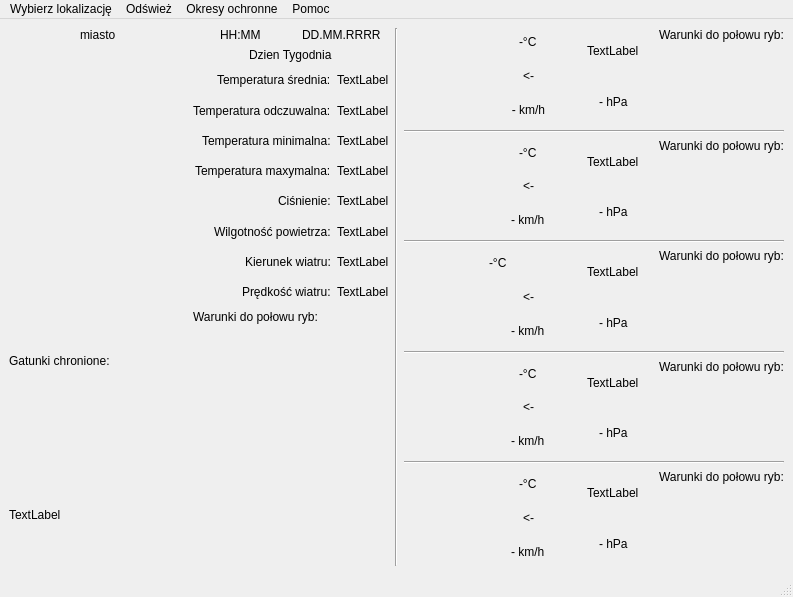
The window that Pogoda_dla_wedkarzy/glowneokno.ui (WojtekG98/Pogoda_dla_wedkarzy) describes before a commit, drawn with Qt 5.
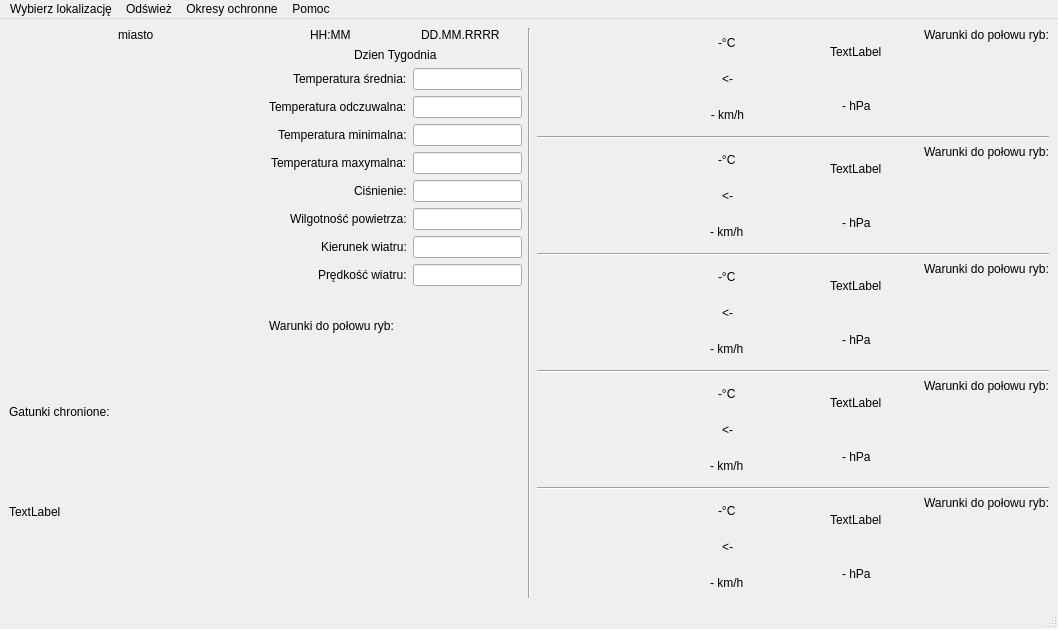
The same window after the commit. Icons and pictures are not drawn.

Diff of the .ui file:
```diff
--- a/Pogoda_dla_wedkarzy/glowneokno.ui
+++ b/Pogoda_dla_wedkarzy/glowneokno.ui
@@ -6,8 +6,8 @@
    <rect>
     <x>0</x>
     <y>0</y>
-    <width>793</width>
-    <height>597</height>
+    <width>1058</width>
+    <height>629</height>
    </rect>
   </property>
   <property name="windowTitle">
@@ -20,7 +20,7 @@
       <item>
        <layout class="QHBoxLayout" name="horizontalLayout_3" stretch="1,1">
         <item>
-         <layout class="QVBoxLayout" name="verticalLayout_3">
+         <layout class="QVBoxLayout" name="verticalLayout_3" stretch="0,1,1,0,1">
           <item alignment="Qt::AlignHCenter|Qt::AlignTop">
            <widget class="QLabel" name="nazwa_miasta">
             <property name="text">
@@ -62,7 +62,7 @@
          </layout>
         </item>
         <item>
-         <layout class="QVBoxLayout" name="verticalLayout_5" stretch="0,0,1,0,1">
+         <layout class="QVBoxLayout" name="verticalLayout_5" stretch="0,0,1,0,0,1">
           <item>
            <layout class="QHBoxLayout" name="horizontalLayout_10">
             <item alignment="Qt::AlignHCenter">
@@ -89,21 +89,68 @@
            </widget>
           </item>
           <item>
-           <layout class="QHBoxLayout" name="horizontalLayout">
-            <item>
-             <spacer name="horizontalSpacer_2">
-              <property name="orientation">
-               <enum>Qt::Horizontal</enum>
-              </property>
-              <property name="sizeHint" stdset="0">
-               <size>
-                <width>40</width>
-                <height>20</height>
-               </size>
-              </property>
-             </spacer>
+           <layout class="QFormLayout" name="formLayout_2">
+            <item row="0" column="1">
+             <layout class="QVBoxLayout" name="dane_pogodowe_teraz">
+              <item>
+               <widget class="QLineEdit" name="temperatura_srednia">
+                <property name="readOnly">
+                 <bool>true</bool>
+                </property>
+               </widget>
+              </item>
+              <item>
+               <widget class="QLineEdit" name="temperatura_odczuwalna">
+                <property name="readOnly">
+                 <bool>true</bool>
+                </property>
+               </widget>
+              </item>
+              <item>
+               <widget class="QLineEdit" name="temperatura_minimalna">
+                <property name="readOnly">
+                 <bool>true</bool>
+                </property>
+               </widget>
+              </item>
+              <item>
+               <widget class="QLineEdit" name="temperatura_maxymalna">
+                <property name="readOnly">
+                 <bool>true</bool>
+                </property>
+               </widget>
+              </item>
+              <item>
+               <widget class="QLineEdit" name="cisnienie">
+                <property name="readOnly">
+                 <bool>true</bool>
+                </property>
+               </widget>
+              </item>
+              <item>
+               <widget class="QLineEdit" name="wilgotnosc_powietrza">
+                <property name="readOnly">
+                 <bool>true</bool>
+                </property>
+               </widget>
+              </item>
+              <item>
+               <widget class="QLineEdit" name="kierunek_wiatru">
+                <property name="readOnly">
+                 <bool>true</bool>
+                </property>
+               </widget>
+              </item>
+              <item>
+               <widget class="QLineEdit" name="predkosc_wiatru">
+                <property name="readOnly">
+                 <bool>true</bool>
+                </property>
+               </widget>
+              </item>
+             </layout>
             </item>
-            <item>
+            <item row="0" column="0">
              <layout class="QVBoxLayout" name="dane_pogodowe_teraz_txt">
               <item alignment="Qt::AlignRight">
                <widget class="QLabel" name="temperatura_srednia_txt">
@@ -163,79 +210,6 @@
               </item>
              </layout>
             </item>
-            <item>
-             <layout class="QVBoxLayout" name="dane_pogodowe_teraz">
-              <item alignment="Qt::AlignRight">
-               <widget class="QLabel" name="temperatura_srednia">
-                <property name="text">
-                 <string>TextLabel</string>
-                </property>
-               </widget>
-              </item>
-              <item alignment="Qt::AlignRight">
-               <widget class="QLabel" name="temperatura_odczuwalna">
-                <property name="text">
-                 <string>TextLabel</string>
-                </property>
-               </widget>
-              </item>
-              <item alignment="Qt::AlignRight">
-               <widget class="QLabel" name="temperatura_minimalna">
-                <property name="text">
-                 <string>TextLabel</string>
-                </property>
-               </widget>
-              </item>
-              <item alignment="Qt::AlignRight">
-               <widget class="QLabel" name="temperatura_maxymalna">
-                <property name="text">
-                 <string>TextLabel</string>
-                </property>
-               </widget>
-              </item>
-              <item alignment="Qt::AlignRight">
-               <widget class="QLabel" name="cisnienie">
-                <property name="text">
-                 <string>TextLabel</string>
-                </property>
-               </widget>
-              </item>
-              <item alignment="Qt::AlignRight">
-               <widget class="QLabel" name="wilgotnosc_powietrza">
-                <property name="text">
-                 <string>TextLabel</string>
-                </property>
-               </widget>
-              </item>
-              <item alignment="Qt::AlignRight">
-               <widget class="QLabel" name="kierunek_wiatru">
-                <property name="text">
-                 <string>TextLabel</string>
-                </property>
-               </widget>
-              </item>
-              <item alignment="Qt::AlignRight">
-               <widget class="QLabel" name="predkosc_wiatru">
-                <property name="text">
-                 <string>TextLabel</string>
-                </property>
-               </widget>
-              </item>
-             </layout>
-            </item>
-            <item>
-             <spacer name="horizontalSpacer">
-              <property name="orientation">
-               <enum>Qt::Horizontal</enum>
-              </property>
-              <property name="sizeHint" stdset="0">
-               <size>
-                <width>40</width>
-                <height>20</height>
-               </size>
-              </property>
-             </spacer>
-            </item>
            </layout>
           </item>
           <item>
@@ -253,44 +227,119 @@
           </item>
           <item>
            <layout class="QHBoxLayout" name="horizontalLayout_2">
-            <item alignment="Qt::AlignTop">
+            <item>
              <widget class="QLabel" name="rybka1">
+              <property name="sizePolicy">
+               <sizepolicy hsizetype="MinimumExpanding" vsizetype="MinimumExpanding">
+                <horstretch>0</horstretch>
+                <verstretch>0</verstretch>
+               </sizepolicy>
+              </property>
               <property name="text">
-               <string>&lt;html&gt;&lt;head/&gt;&lt;body&gt;&lt;p&gt;&lt;img src=&quot;:/ikony_openweather/ikony/ryba_pusta.png&quot;;  height=&quot;50&quot;  width=&quot;86&quot;/&gt;&lt;/p&gt;&lt;/body&gt;&lt;/html&gt;</string>
+               <string/>
+              </property>
+              <property name="scaledContents">
+               <bool>false</bool>
+              </property>
+              <property name="alignment">
+               <set>Qt::AlignJustify|Qt::AlignTop</set>
+              </property>
+              <property name="wordWrap">
+               <bool>false</bool>
               </property>
              </widget>
             </item>
             <item alignment="Qt::AlignTop">
              <widget class="QLabel" name="rybka2">
+              <property name="sizePolicy">
+               <sizepolicy hsizetype="MinimumExpanding" vsizetype="MinimumExpanding">
+                <horstretch>0</horstretch>
+                <verstretch>0</verstretch>
+               </sizepolicy>
+              </property>
               <property name="text">
-               <string>&lt;html&gt;&lt;head/&gt;&lt;body&gt;&lt;p&gt;&lt;img src=&quot;:/ikony_openweather/ikony/ryba_pusta.png&quot;;  height=&quot;50&quot;  width=&quot;86&quot;/&gt;&lt;/p&gt;&lt;/body&gt;&lt;/html&gt;
-</string>
+               <string/>
+              </property>
+              <property name="scaledContents">
+               <bool>false</bool>
+              </property>
+              <property name="alignment">
+               <set>Qt::AlignJustify|Qt::AlignTop</set>
               </property>
              </widget>
             </item>
             <item alignment="Qt::AlignTop">
              <widget class="QLabel" name="rybka3">
+              <property name="sizePolicy">
+               <sizepolicy hsizetype="MinimumExpanding" vsizetype="MinimumExpanding">
+                <horstretch>0</horstretch>
+                <verstretch>0</verstretch>
+               </sizepolicy>
+              </property>
               <property name="text">
-               <string>&lt;html&gt;&lt;head/&gt;&lt;body&gt;&lt;p&gt;&lt;img src=&quot;:/ikony_openweather/ikony/ryba_pusta.png&quot;;  height=&quot;50&quot;  width=&quot;86&quot;/&gt;&lt;/p&gt;&lt;/body&gt;&lt;/html&gt;</string>
+               <string/>
+              </property>
+              <property name="scaledContents">
+               <bool>false</bool>
+              </property>
+              <property name="alignment">
+               <set>Qt::AlignJustify|Qt::AlignTop</set>
               </property>
              </widget>
             </item>
             <item alignment="Qt::AlignTop">
              <widget class="QLabel" name="rybka4">
+              <property name="sizePolicy">
+               <sizepolicy hsizetype="MinimumExpanding" vsizetype="MinimumExpanding">
+                <horstretch>0</horstretch>
+                <verstretch>0</verstretch>
+               </sizepolicy>
+              </property>
               <property name="text">
-               <string>&lt;html&gt;&lt;head/&gt;&lt;body&gt;&lt;p&gt;&lt;img src=&quot;:/ikony_openweather/ikony/ryba_pusta.png&quot;;  height=&quot;50&quot;  width=&quot;86&quot;/&gt;&lt;/p&gt;&lt;/body&gt;&lt;/html&gt;</string>
+               <string/>
+              </property>
+              <property name="scaledContents">
+               <bool>false</bool>
+              </property>
+              <property name="alignment">
+               <set>Qt::AlignJustify|Qt::AlignTop</set>
               </property>
              </widget>
             </item>
             <item alignment="Qt::AlignTop">
              <widget class="QLabel" name="rybka5">
+              <property name="sizePolicy">
+               <sizepolicy hsizetype="MinimumExpanding" vsizetype="MinimumExpanding">
+                <horstretch>0</horstretch>
+                <verstretch>0</verstretch>
+               </sizepolicy>
+              </property>
               <property name="text">
-               <string>&lt;html&gt;&lt;head/&gt;&lt;body&gt;&lt;p&gt;&lt;img src=&quot;:/ikony_openweather/ikony/ryba_pusta.png&quot;;  height=&quot;50&quot;  width=&quot;86&quot;/&gt;&lt;/p&gt;&lt;/body&gt;&lt;/html&gt;</string>
+               <string/>
+              </property>
+              <property name="scaledContents">
+               <bool>false</bool>
+              </property>
+              <property name="alignment">
+               <set>Qt::AlignJustify|Qt::AlignVCenter</set>
               </property>
              </widget>
             </item>
            </layout>
           </item>
+          <item>
+           <spacer name="verticalSpacer">
+            <property name="orientation">
+             <enum>Qt::Vertical</enum>
+            </property>
+            <property name="sizeHint" stdset="0">
+             <size>
+              <width>20</width>
+              <height>40</height>
+             </size>
+            </property>
+           </spacer>
+          </item>
          </layout>
         </item>
        </layout>
@@ -310,11 +359,35 @@
        <layout class="QHBoxLayout" name="prognoza_1">
         <item>
          <widget class="QLabel" name="ikona_prognoza_1">
+          <property name="enabled">
+           <bool>true</bool>
+          </property>
+          <property name="sizePolicy">
+           <sizepolicy hsizetype="Preferred" vsizetype="Preferred">
+            <horstretch>0</horstretch>
+            <verstretch>0</verstretch>
+           </sizepolicy>
+          </property>
+          <property name="baseSize">
+           <size>
+            <width>0</width>
+            <height>0</height>
+           </size>
+          </property>
           <property name="autoFillBackground">
            <bool>true</bool>
           </property>
           <property name="text">
-           <string>&lt;html&gt;&lt;head/&gt;&lt;body&gt;&lt;p&gt;&lt;img src=&quot;:/ikony_openweather/ikony/01d.png&quot;;  height=&quot;100&quot;  width=&quot;100&quot;/&gt;&lt;/p&gt;&lt;/body&gt;&lt;/html&gt;</string>
+           <string/>
+          </property>
+          <property name="pixmap">
+           <pixmap resource="ikony.qrc">:/ikony_qt/icons/weather-sunny.png</pixmap>
+          </property>
+          <property name="scaledContents">
+           <bool>true</bool>
+          </property>
+          <property name="alignment">
+           <set>Qt::AlignLeading|Qt::AlignLeft|Qt::AlignVCenter</set>
           </property>
          </widget>
         </item>
@@ -437,7 +510,13 @@
            <bool>true</bool>
           </property>
           <property name="text">
-           <string>&lt;html&gt;&lt;head/&gt;&lt;body&gt;&lt;p&gt;&lt;img src=&quot;:/ikony_openweather/ikony/01d.png&quot;;  height=&quot;100&quot;  width=&quot;100&quot;/&gt;&lt;/p&gt;&lt;/body&gt;&lt;/html&gt;</string>
+           <string/>
+          </property>
+          <property name="pixmap">
+           <pixmap resource="ikony.qrc">:/ikony_qt/icons/weather-sunny.png</pixmap>
+          </property>
+          <property name="scaledContents">
+           <bool>true</bool>
           </property>
          </widget>
         </item>
@@ -557,13 +636,19 @@
            <bool>true</bool>
           </property>
           <property name="text">
-           <string>&lt;html&gt;&lt;head/&gt;&lt;body&gt;&lt;p&gt;&lt;img src=&quot;:/ikony_openweather/ikony/01d.png&quot;;  height=&quot;100&quot;  width=&quot;100&quot;/&gt;&lt;/p&gt;&lt;/body&gt;&lt;/html&gt;</string>
+           <string/>
+          </property>
+          <property name="pixmap">
+           <pixmap resource="ikony.qrc">:/ikony_qt/icons/weather-sunny.png</pixmap>
+          </property>
+          <property name="scaledContents">
+           <bool>true</bool>
           </property>
          </widget>
         </item>
         <item>
          <layout class="QVBoxLayout" name="dane_prognoza_3_1">
-          <item>
+          <item alignment="Qt::AlignHCenter">
            <widget class="QLabel" name="temperatura_prognoza_3">
             <property name="text">
              <string>-°C</string>
@@ -678,7 +763,13 @@
            <bool>true</bool>
           </property>
           <property name="text">
-           <string>&lt;html&gt;&lt;head/&gt;&lt;body&gt;&lt;p&gt;&lt;img src=&quot;:/ikony_openweather/ikony/01d.png&quot;;  height=&quot;100&quot;  width=&quot;100&quot;/&gt;&lt;/p&gt;&lt;/body&gt;&lt;/html&gt;</string>
+           <string/>
+          </property>
+          <property name="pixmap">
+           <pixmap resource="ikony.qrc">:/ikony_qt/icons/weather-sunny.png</pixmap>
+          </property>
+          <property name="scaledContents">
+           <bool>true</bool>
           </property>
          </widget>
         </item>
@@ -798,7 +889,13 @@
            <bool>true</bool>
           </property>
           <property name="text">
-           <string>&lt;html&gt;&lt;head/&gt;&lt;body&gt;&lt;p&gt;&lt;img src=&quot;:/ikony_openweather/ikony/01d.png&quot;;  height=&quot;100&quot;  width=&quot;100&quot;/&gt;&lt;/p&gt;&lt;/body&gt;&lt;/html&gt;</string>
+           <string/>
+          </property>
+          <property name="pixmap">
+           <pixmap resource="ikony.qrc">:/ikony_qt/icons/weather-sunny.png</pixmap>
+          </property>
+          <property name="scaledContents">
+           <bool>true</bool>
           </property>
          </widget>
         </item>
@@ -913,7 +1010,7 @@
     <rect>
      <x>0</x>
      <y>0</y>
-     <width>793</width>
+     <width>1058</width>
      <height>21</height>
     </rect>
    </property>
```
Left out of the diff: 35 changed lines with no effect on the pictures.
